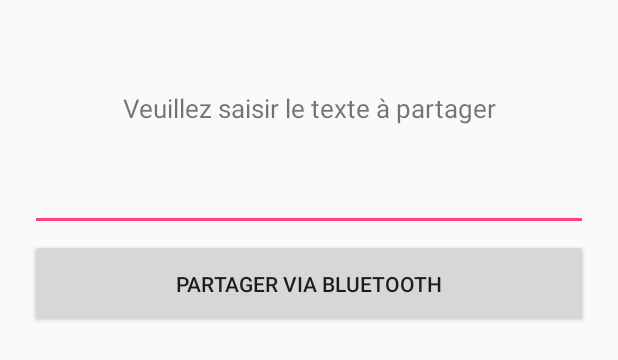
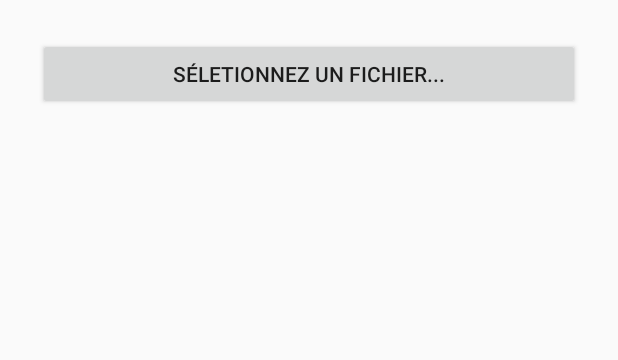
Before and after one commit to fdigbeu/BluetoothShare, an Android app: the layout activity_main.xml on its own in the app's theme, with its tools: preview values and no code run, on a phone screen of 412 x 824 dp. Shown: the top 360 px of the screen. Run offline under Robolectric (Android 15) with nearby library versions, the phone set to English and light mode, and no system bars.

Commit message:
Modifying images launcher

```diff
--- a/app/src/main/res/layout/activity_main.xml
+++ b/app/src/main/res/layout/activity_main.xml
@@ -5,35 +5,70 @@
     android:layout_width="match_parent"
     android:layout_height="match_parent"
     android:orientation="vertical"
+    android:keepScreenOn="true"
     android:padding="@dimen/widget_padding_20"
     tools:context="lveapp.fr.bluetoothshare.View.Activities.MainActivity">
 
-    <TextView
+    <ProgressBar
+        android:id="@+id/progressBar"
+        style="?android:attr/progressBarStyle"
+        android:layout_width="wrap_content"
+        android:layout_height="wrap_content"
+        android:layout_gravity="center_horizontal"
+        android:visibility="gone"/>
+
+    <LinearLayout
         android:layout_width="match_parent"
         android:layout_height="wrap_content"
-        android:text="@string/txt_write_data_to_share"
-        android:textSize="@dimen/text_size_value_17"
-        android:paddingLeft="@dimen/widget_padding_20"
-        android:paddingTop="@dimen/widget_padding_20"
-        android:paddingRight="@dimen/widget_padding_20"
-        android:paddingBottom="@dimen/widget_padding_5"
-        android:layout_marginTop="@dimen/widget_padding_20"
-        android:gravity="center"/>
+        android:orientation="horizontal">
 
-    <EditText
-        android:id="@+id/editMessage"
+        <Button
+            android:id="@+id/buttonSelectFile"
+            android:layout_width="match_parent"
+            android:layout_height="wrap_content"
+            android:text="@string/btn_select_file"
+            android:gravity="center"
+            android:layout_weight="1"
+            android:padding="@dimen/widget_padding_5"
+            android:layout_margin="@dimen/widget_padding_5"
+            android:layout_marginTop="@dimen/widget_padding_5"/>
+
+        <Button
+            android:id="@+id/buttonShare"
+            android:layout_width="match_parent"
+            android:layout_height="wrap_content"
+            android:text="@string/btn_share_by_bluetooth"
+            android:gravity="center"
+            android:layout_weight="1"
+            android:padding="@dimen/widget_padding_5"
+            android:layout_margin="@dimen/widget_padding_5"
+            android:visibility="gone"
+            android:layout_marginTop="@dimen/widget_padding_5"/>
+    </LinearLayout>
+
+    <Button
+        android:id="@+id/buttonExport"
         android:layout_width="match_parent"
         android:layout_height="wrap_content"
-        android:inputType="text"
-        android:padding="@dimen/widget_padding_20" />
+        android:text="@string/btn_export_via_server"
+        android:gravity="center"
+        android:layout_weight="1"
+        android:padding="@dimen/widget_padding_5"
+        android:layout_margin="@dimen/widget_padding_5"
+        android:visibility="gone"
+        android:layout_marginTop="@dimen/widget_padding_5"/>
 
-    <Button
-        android:id="@+id/buttonShare"
+    <ScrollView
         android:layout_width="match_parent"
-        android:layout_height="wrap_content"
-        android:text="@string/btn_share_by_bluetooth"
-        android:gravity="center"
-        android:padding="@dimen/text_size_value_20"
-        android:layout_marginTop="@dimen/widget_padding_10"/>
+        android:layout_height="wrap_content">
+        <ImageView
+            android:id="@+id/imageSelected"
+            android:layout_width="match_parent"
+            android:layout_height="wrap_content"
+            android:layout_margin="@dimen/widget_padding_5"
+            android:scaleType="center"
+            android:visibility="gone"
+            android:gravity="center"/>
+    </ScrollView>
 
 </LinearLayout>
```
Also changed, not shown: app/libs/opencsv-3.7.jar (added), app/src/main/ic_launcher-web.png (added), app/src/main/res/mipmap-hdpi/ic_launcher.png, app/src/main/res/mipmap-mdpi/ic_launcher.png, app/src/main/res/mipmap-xhdpi/ic_launcher.png, app/src/main/res/mipmap-xxhdpi/ic_launcher.png, app/src/main/res/mipmap-xxxhdpi/ic_launcher.png.
